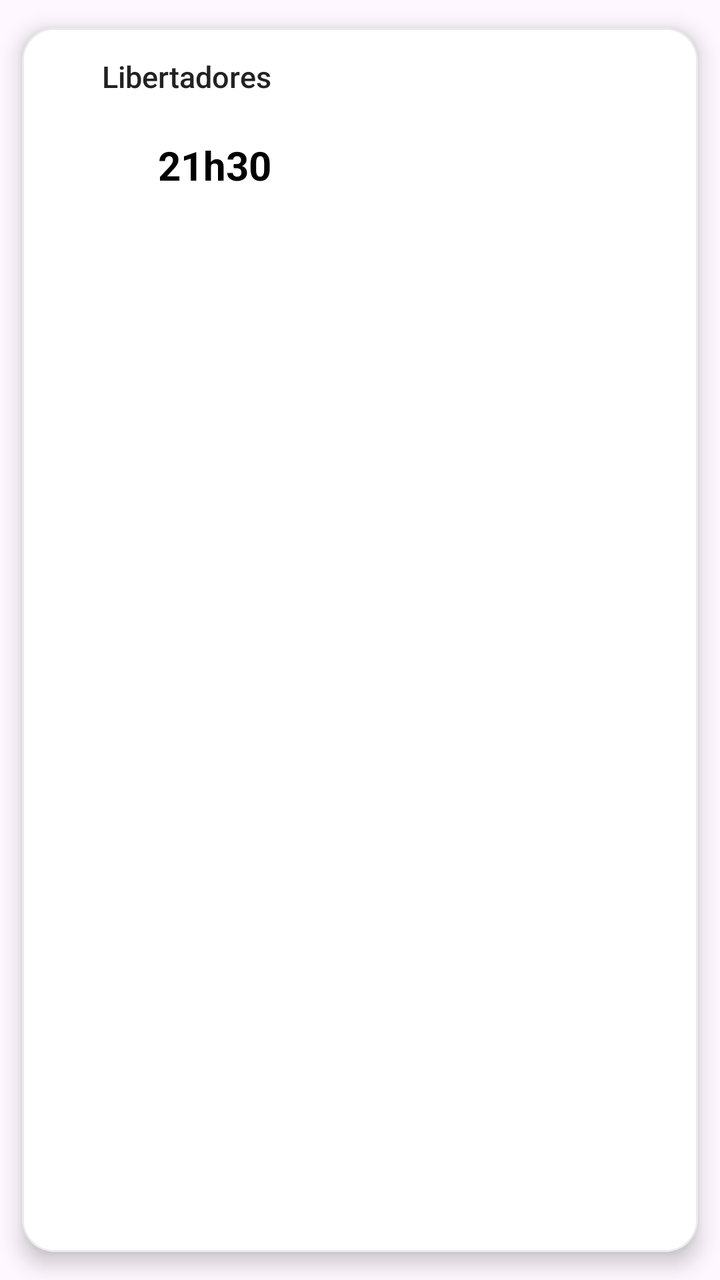
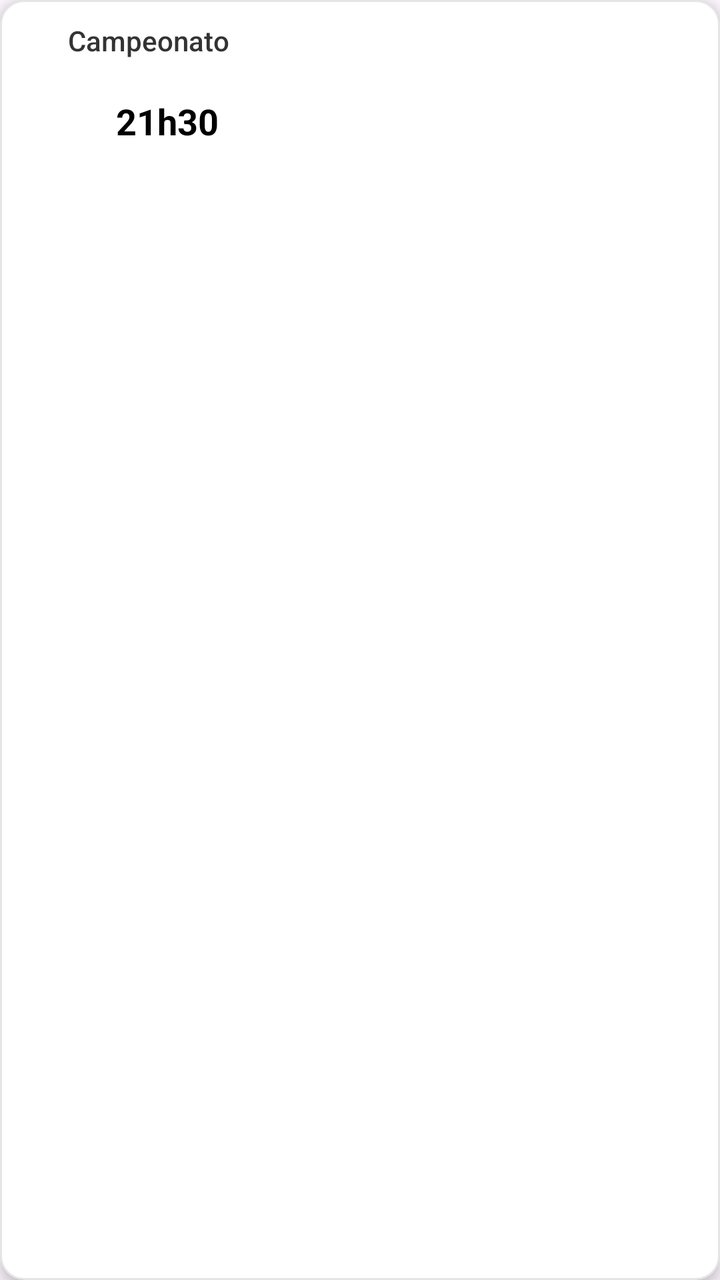

The first picture is an Android layout as it rendered before a commit; the second is the same layout after the commit. The layout source and the unified diff follow.
<!-- AndroidManifest.xml: application theme Theme.Material3.DayNight.NoActionBar -->
<!-- res/layout/item_game.xml -->
<?xml version="1.0" encoding="utf-8"?>
<com.google.android.material.card.MaterialCardView
    xmlns:android="http://schemas.android.com/apk/res/android"
    xmlns:app="http://schemas.android.com/apk/res-auto"
    android:layout_width="match_parent"
    android:layout_height="wrap_content"

    
    android:layout_marginStart="16dp"
    android:layout_marginEnd="16dp"
    android:layout_marginTop="10dp"
    android:layout_marginBottom="10dp"

    android:backgroundTint="@android:color/white"
    app:cardCornerRadius="16dp"
    app:cardUseCompatPadding="true"
    app:cardElevation="6dp"

    
    app:strokeColor="#14000000"
    app:strokeWidth="1dp">

    <androidx.constraintlayout.widget.ConstraintLayout
        android:layout_width="match_parent"
        android:layout_height="wrap_content"
        android:padding="16dp">

        
        <ImageView
            android:id="@+id/imgChamp"
            android:layout_width="16dp"
            android:layout_height="16dp"
            android:contentDescription="@null"
            app:layout_constraintStart_toStartOf="parent"
            app:layout_constraintTop_toTopOf="parent"/>

        <TextView
            android:id="@+id/tvChamp"
            android:layout_width="0dp"
            android:layout_height="wrap_content"
            android:text="Libertadores"
            android:textColor="#222222"
            android:textSize="15sp"
            android:fontFamily="sans-serif-medium"
            app:layout_constraintStart_toEndOf="@id/imgChamp"
            app:layout_constraintTop_toTopOf="@id/imgChamp"
            app:layout_constraintBottom_toBottomOf="@id/imgChamp"
            app:layout_constraintEnd_toEndOf="parent"
            android:layout_marginStart="8dp"/>

        
        <TextView
            android:id="@+id/tvHomeName"
            android:layout_width="0dp"
            android:layout_height="wrap_content"
            android:text="Internacional"
            android:textSize="16sp"
            android:textStyle="normal"
            android:textColor="#333333"
            android:maxLines="2"
            android:ellipsize="end"
            android:breakStrategy="balanced"
            android:hyphenationFrequency="none"
            android:gravity="end"
            android:textAlignment="viewEnd"
            app:layout_constraintStart_toStartOf="parent"
            app:layout_constraintEnd_toStartOf="@id/imgHome"
            app:layout_constraintTop_toBottomOf="@id/tvChamp"
            android:layout_marginTop="14dp"/>

        
        <ImageView
            android:id="@+id/imgHome"
            android:layout_width="28dp"
            android:layout_height="28dp"
            android:contentDescription="@null"
            app:layout_constraintStart_toEndOf="@id/tvHomeName"
            app:layout_constraintTop_toTopOf="@id/tvHomeName"
            app:layout_constraintBottom_toBottomOf="@id/tvHomeName"
            android:layout_marginStart="8dp"/>

        
        <TextView
            android:id="@+id/tvTime"
            android:layout_width="wrap_content"
            android:layout_height="wrap_content"
            android:text="21h30"
            android:textStyle="bold"
            android:textSize="20sp"
            android:textColor="#000000"
            app:layout_constraintTop_toTopOf="@id/tvHomeName"
            app:layout_constraintBottom_toBottomOf="@id/tvHomeName"
            app:layout_constraintStart_toEndOf="@id/imgHome"
            app:layout_constraintEnd_toStartOf="@id/imgAway"
            android:layout_marginStart="16dp"
            android:layout_marginEnd="16dp"/>

         
        <ImageView
            android:id="@+id/imgAway"
            android:layout_width="28dp"
            android:layout_height="28dp"
            android:contentDescription="@null"
            app:layout_constraintTop_toTopOf="@id/tvTime"
            app:layout_constraintBottom_toBottomOf="@id/tvTime"
            app:layout_constraintEnd_toStartOf="@id/tvAwayName"
            android:layout_marginEnd="8dp"/>

        
        <TextView
            android:id="@+id/tvAwayName"
            android:layout_width="0dp"
            android:layout_height="wrap_content"
            android:text="Flamengo"
            android:textSize="16sp"
            android:textStyle="normal"
            android:textColor="#333333"
            android:maxLines="2"
            android:ellipsize="end"
            android:breakStrategy="balanced"
            android:hyphenationFrequency="none"
            android:gravity="start"
            android:textAlignment="viewStart"
            app:layout_constraintTop_toTopOf="@id/tvHomeName"
            app:layout_constraintBottom_toBottomOf="@id/tvHomeName"
            app:layout_constraintStart_toEndOf="@id/imgAway"
            app:layout_constraintEnd_toEndOf="parent"/>

        
        <LinearLayout
            android:id="@+id/btnContainer"
            android:layout_width="0dp"
            android:layout_height="wrap_content"
            android:orientation="horizontal"
            android:gravity="center"
            android:layout_marginTop="12dp"
            android:visibility="gone"
            app:layout_constraintTop_toBottomOf="@id/tvAwayName"
            app:layout_constraintStart_toStartOf="parent"
            app:layout_constraintEnd_toEndOf="parent"/>
    </androidx.constraintlayout.widget.ConstraintLayout>
</com.google.android.material.card.MaterialCardView>
<!-- resources referenced by this layout -->
<resources>

</resources>

<!-- the commit's change to res/layout/item_game.xml (unified diff, before → after) -->
@@ -5,32 +5,28 @@
     android:layout_width="match_parent"
     android:layout_height="wrap_content"
 
-    
-    android:layout_marginStart="16dp"
-    android:layout_marginEnd="16dp"
-    android:layout_marginTop="10dp"
-    android:layout_marginBottom="10dp"
+    android:layout_marginStart="12dp"
+    android:layout_marginEnd="12dp"
+    android:layout_marginTop="6dp"
+    android:layout_marginBottom="6dp"
 
     android:backgroundTint="@android:color/white"
-    app:cardCornerRadius="16dp"
-    app:cardUseCompatPadding="true"
-    app:cardElevation="6dp"
+    app:cardCornerRadius="12dp"
+    app:cardElevation="4dp"
 
-    
-    app:strokeColor="#14000000"
+    app:strokeColor="#1A000000"
     app:strokeWidth="1dp">
 
     <androidx.constraintlayout.widget.ConstraintLayout
         android:layout_width="match_parent"
         android:layout_height="wrap_content"
-        android:padding="16dp">
+        android:padding="12dp">
 
         
         <ImageView
             android:id="@+id/imgChamp"
             android:layout_width="16dp"
             android:layout_height="16dp"
-            android:contentDescription="@null"
             app:layout_constraintStart_toStartOf="parent"
             app:layout_constraintTop_toTopOf="parent"/>
 
@@ -38,46 +34,42 @@
             android:id="@+id/tvChamp"
             android:layout_width="0dp"
             android:layout_height="wrap_content"
-            android:text="Libertadores"
-            android:textColor="#222222"
-            android:textSize="15sp"
+            android:text="Campeonato"
+            android:textSize="14sp"
+            android:textColor="#333"
             android:fontFamily="sans-serif-medium"
             app:layout_constraintStart_toEndOf="@id/imgChamp"
             app:layout_constraintTop_toTopOf="@id/imgChamp"
             app:layout_constraintBottom_toBottomOf="@id/imgChamp"
             app:layout_constraintEnd_toEndOf="parent"
-            android:layout_marginStart="8dp"/>
+            android:layout_marginStart="6dp"/>
 
         
         <TextView
             android:id="@+id/tvHomeName"
             android:layout_width="0dp"
             android:layout_height="wrap_content"
-            android:text="Internacional"
-            android:textSize="16sp"
-            android:textStyle="normal"
-            android:textColor="#333333"
+            android:minWidth="60dp"
+            android:text="Mandante"
+            android:textSize="15sp"
+            android:textColor="#222"
             android:maxLines="2"
             android:ellipsize="end"
-            android:breakStrategy="balanced"
-            android:hyphenationFrequency="none"
             android:gravity="end"
-            android:textAlignment="viewEnd"
             app:layout_constraintStart_toStartOf="parent"
             app:layout_constraintEnd_toStartOf="@id/imgHome"
             app:layout_constraintTop_toBottomOf="@id/tvChamp"
-            android:layout_marginTop="14dp"/>
+            android:layout_marginTop="12dp"/>
 
         
         <ImageView
             android:id="@+id/imgHome"
             android:layout_width="28dp"
             android:layout_height="28dp"
-            android:contentDescription="@null"
             app:layout_constraintStart_toEndOf="@id/tvHomeName"
             app:layout_constraintTop_toTopOf="@id/tvHomeName"
             app:layout_constraintBottom_toBottomOf="@id/tvHomeName"
-            android:layout_marginStart="8dp"/>
+            android:layout_marginStart="6dp"/>
 
         
         <TextView
@@ -85,46 +77,42 @@
             android:layout_width="wrap_content"
             android:layout_height="wrap_content"
             android:text="21h30"
+            android:textSize="18sp"
             android:textStyle="bold"
-            android:textSize="20sp"
-            android:textColor="#000000"
-            app:layout_constraintTop_toTopOf="@id/tvHomeName"
-            app:layout_constraintBottom_toBottomOf="@id/tvHomeName"
+            android:textColor="#000"
             app:layout_constraintStart_toEndOf="@id/imgHome"
             app:layout_constraintEnd_toStartOf="@id/imgAway"
-            android:layout_marginStart="16dp"
-            android:layout_marginEnd="16dp"/>
+            app:layout_constraintTop_toTopOf="@id/imgHome"
+            app:layout_constraintBottom_toBottomOf="@id/imgHome"
+            android:layout_marginStart="12dp"
+            android:layout_marginEnd="12dp"/>
 
-         
+        
         <ImageView
             android:id="@+id/imgAway"
             android:layout_width="28dp"
             android:layout_height="28dp"
-            android:contentDescription="@null"
             app:layout_constraintTop_toTopOf="@id/tvTime"
             app:layout_constraintBottom_toBottomOf="@id/tvTime"
             app:layout_constraintEnd_toStartOf="@id/tvAwayName"
-            android:layout_marginEnd="8dp"/>
+            android:layout_marginEnd="6dp"/>
 
-        
+     
         <TextView
             android:id="@+id/tvAwayName"
             android:layout_width="0dp"
             android:layout_height="wrap_content"
-            android:text="Flamengo"
-            android:textSize="16sp"
-            android:textStyle="normal"
-            android:textColor="#333333"
+            android:minWidth="60dp"
+            android:text="Visitante"
+            android:textSize="15sp"
+            android:textColor="#222"
             android:maxLines="2"
             android:ellipsize="end"
-            android:breakStrategy="balanced"
-            android:hyphenationFrequency="none"
             android:gravity="start"
-            android:textAlignment="viewStart"
+            app:layout_constraintStart_toEndOf="@id/imgAway"
+            app:layout_constraintEnd_toEndOf="parent"
             app:layout_constraintTop_toTopOf="@id/tvHomeName"
-            app:layout_constraintBottom_toBottomOf="@id/tvHomeName"
-            app:layout_constraintStart_toEndOf="@id/imgAway"
-            app:layout_constraintEnd_toEndOf="parent"/>
+            app:layout_constraintBottom_toBottomOf="@id/tvHomeName"/>
 
         
         <LinearLayout
@@ -133,7 +121,7 @@
             android:layout_height="wrap_content"
             android:orientation="horizontal"
             android:gravity="center"
-            android:layout_marginTop="12dp"
+            android:layout_marginTop="10dp"
             android:visibility="gone"
             app:layout_constraintTop_toBottomOf="@id/tvAwayName"
             app:layout_constraintStart_toStartOf="parent"
